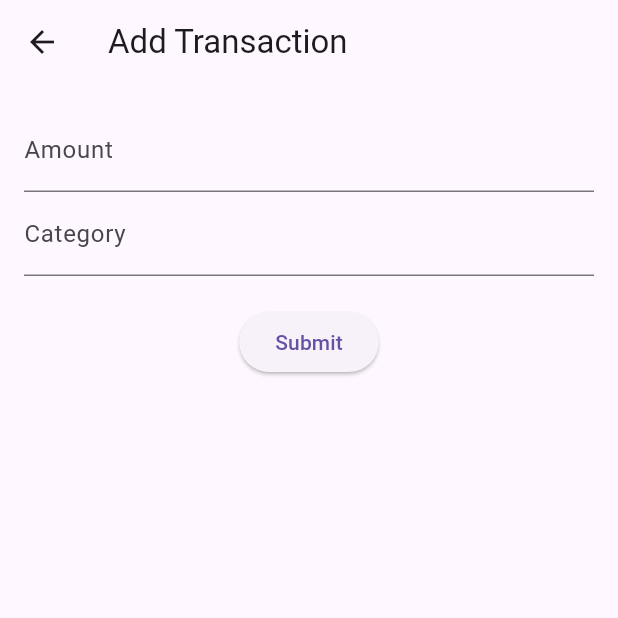
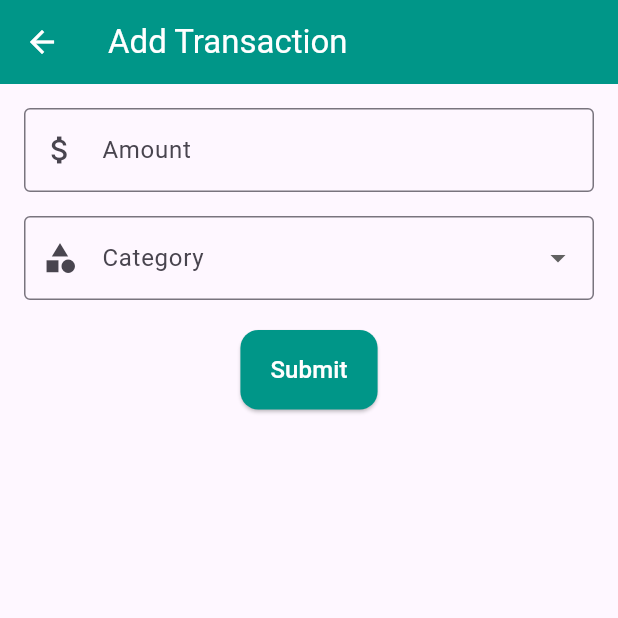
Before and after one commit to HoloDanger/CashFlow, a Flutter app: the screen it shows after launch, after a tap on the "add" icon, on a phone screen of 412 x 824 dp, the top half of it. Run offline on Flutter 3.47's test engine with Material 3 defaults, Android fonts, the phone set to English and light mode, and no system bars; our stand-ins replace sqflite; accounts and stored records are empty.

```diff
--- a/lib/screens/add_transaction_screen.dart
+++ b/lib/screens/add_transaction_screen.dart
@@ -14,14 +14,29 @@ class AddTransactionScreen extends StatefulWidget {
 class AddTransactionScreenState extends State<AddTransactionScreen> {
   final _formKey = GlobalKey<FormState>();
   final _amountController = TextEditingController();
-  final _categoryController = TextEditingController();
+  String? _selectedCategory;
   final DateTime _selectedDate = DateTime.now();
+
+  final List<String> _categories = [
+    'Food',
+    'Transportation',
+    'Entertainment',
+    'Utilities',
+    'Other'
+  ];
 
   void _submitData() {
     if (!_formKey.currentState!.validate()) return;
 
     final enteredAmount = double.parse(_amountController.text);
-    final enteredCategory = _categoryController.text;
+    final enteredCategory = _selectedCategory;
+
+    if (enteredCategory == null) {
+      ScaffoldMessenger.of(context).showSnackBar(
+        const SnackBar(content: Text('Please select a category')),
+      );
+      return;
+    }
 
     final newTranslation = Transaction(
       id: const Uuid().v4(),
@@ -39,7 +54,20 @@ class AddTransactionScreenState extends State<AddTransactionScreen> {
   @override
   Widget build(BuildContext context) {
     return Scaffold(
-      appBar: AppBar(title: const Text('Add Transaction')),
+      appBar: AppBar(
+        title: const Text(
+          'Add Transaction',
+          style: TextStyle(color: Colors.white),
+        ),
+        backgroundColor: Colors.teal,
+        leading: IconButton(
+          icon: const Icon(Icons.arrow_back),
+          color: Colors.white,
+          onPressed: () {
+            Navigator.of(context).pop();
+          },
+        ),
+      ),
       body: Padding(
         padding: const EdgeInsets.all(16.0),
         child: Form(
@@ -48,7 +76,11 @@ class AddTransactionScreenState extends State<AddTransactionScreen> {
             children: [
               TextFormField(
                 controller: _amountController,
-                decoration: const InputDecoration(labelText: 'Amount'),
+                decoration: const InputDecoration(
+                  labelText: 'Amount',
+                  border: OutlineInputBorder(),
+                  prefixIcon: Icon(Icons.attach_money),
+                ),
                 keyboardType: TextInputType.number,
                 validator: (value) {
                   if (value == null || value.isEmpty) return 'Enter an amount';
@@ -58,18 +90,48 @@ class AddTransactionScreenState extends State<AddTransactionScreen> {
                   return null;
                 },
               ),
-              TextFormField(
-                controller: _categoryController,
-                decoration: const InputDecoration(labelText: 'Category'),
+              const SizedBox(height: 16),
+              DropdownButtonFormField<String>(
+                value: _selectedCategory,
+                decoration: const InputDecoration(
+                  labelText: 'Category',
+                  border: OutlineInputBorder(),
+                  prefixIcon: Icon(Icons.category),
+                ),
+                items: _categories
+                    .map((category) => DropdownMenuItem(
+                          value: category,
+                          child: Text(category),
+                        ))
+                    .toList(),
+                onChanged: (newValue) {
+                  setState(() {
+                    _selectedCategory = newValue;
+                  });
+                },
                 validator: (value) {
-                  if (value == null || value.isEmpty) return 'Enter a category';
+                  if (value == null) return 'Select a category';
                   return null;
                 },
               ),
               const SizedBox(height: 20),
               ElevatedButton(
                 onPressed: _submitData,
-                child: const Text('Submit'),
+                style: ElevatedButton.styleFrom(
+                  backgroundColor: Colors.teal,
+                  shape: RoundedRectangleBorder(
+                    borderRadius: BorderRadius.circular(12),
+                  ),
+                  padding:
+                      const EdgeInsets.symmetric(vertical: 15, horizontal: 20),
+                ),
+                child: const Text(
+                  'Submit',
+                  style: TextStyle(
+                    fontSize: 16,
+                    color: Colors.white,
+                  ),
+                ),
               ),
             ],
           ),
--- a/lib/screens/home_screen.dart
+++ b/lib/screens/home_screen.dart
@@ -1,6 +1,7 @@
 import 'package:flutter/material.dart';
 import 'package:provider/provider.dart';
 import 'package:money_tracker/providers/transaction_provider.dart';
+import 'package:intl/intl.dart';
 import 'add_transaction_screen.dart';
 import 'settings_screen.dart';
 
@@ -9,9 +10,16 @@ class HomeScreen extends StatelessWidget {
 
   @override
   Widget build(BuildContext context) {
+    final DateFormat dateFormatter = DateFormat('yyyy-MM-dd HH:mm:ss');
+    final NumberFormat currencyFormatter = NumberFormat.currency(
+      locale: 'en_PH',
+      symbol: '₱',
+      decimalDigits: 2,
+    );
+
     return Scaffold(
       appBar: AppBar(
-        title: const Text('CashFlow'),
+        title: const Text('CashFlow', style: TextStyle(color: Colors.white)),
         backgroundColor: Colors.teal,
         actions: <Widget>[
           IconButton(
@@ -49,6 +57,11 @@ class HomeScreen extends StatelessWidget {
                     itemBuilder: (ctx, index) {
                       final transaction =
                           transactionProvider.transactions[index];
+                      final formattedDate =
+                          dateFormatter.format(transaction.date);
+                      final formattedAmount =
+                          currencyFormatter.format(transaction.amount);
+                      currencyFormatter.format(transaction.amount);
                       return Card(
                         margin: const EdgeInsets.symmetric(vertical: 8.0),
                         elevation: 5,
@@ -60,7 +73,7 @@ class HomeScreen extends StatelessWidget {
                             ),
                           ),
                           subtitle: Text(
-                            '${transaction.amount} - ${transaction.date}',
+                            '$formattedAmount - $formattedDate',
                             style: const TextStyle(
                               color: Colors.grey,
                             ),
--- a/lib/services/database_service.dart
+++ b/lib/services/database_service.dart
@@ -47,4 +47,9 @@ class DatabaseService {
       return my_model.Transaction.fromMap(maps[i]);
     });
   }
+
+  Future<void> deleteTransaction(String id) async {
+    final db = await database;
+    await db.delete('transactions', where: 'id = ?', whereArgs: [id]);
+  }
 }
--- a/pubspec.yaml
+++ b/pubspec.yaml
@@ -40,6 +40,7 @@ dependencies:
   path: ^1.9.0
   uuid: ^4.5.0
   path_provider: ^2.1.4
+  intl: ^0.19.0
 
 dev_dependencies:
   flutter_test:
```
Also changed, not shown: lib/providers/transaction_provider.dart (+7 -1 lines), pubspec.lock.
